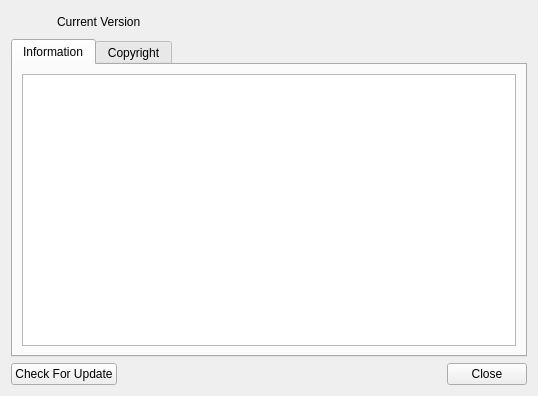
Above: CertMan/about_dlg.ui from jykim74/CertMan before the change. Below: the same form after it.
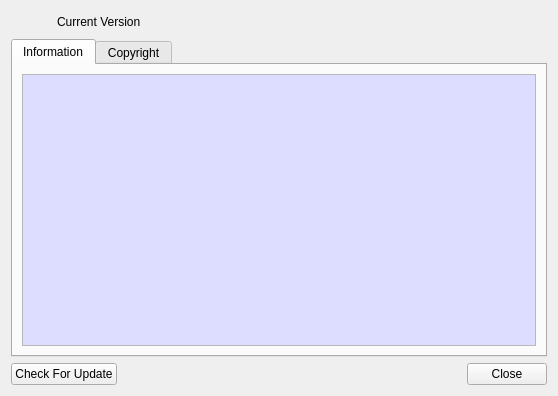
That is the form after the change. The open tabs and pages were chosen to show the change. Icons and pictures are not drawn.

Commit message: UI 개선

What changed in the file:
```diff
--- a/CertMan/about_dlg.ui
+++ b/CertMan/about_dlg.ui
@@ -6,7 +6,7 @@
    <rect>
     <x>0</x>
     <y>0</y>
-    <width>538</width>
+    <width>558</width>
     <height>396</height>
    </rect>
   </property>
@@ -72,7 +72,35 @@
       </attribute>
       <layout class="QVBoxLayout" name="verticalLayout">
        <item>
-        <widget class="QTextBrowser" name="mAboutText"/>
+        <widget class="QTextBrowser" name="mAboutText">
+         <property name="palette">
+          <palette>
+           <active>
+            <colorrole role="Base">
+             <brush brushstyle="SolidPattern">
+              <color alpha="255">
+               <red>221</red>
+               <green>221</green>
+               <blue>255</blue>
+              </color>
+             </brush>
+            </colorrole>
+           </active>
+           <inactive>
+            <colorrole role="Base">
+             <brush brushstyle="SolidPattern">
+              <color alpha="255">
+               <red>221</red>
+               <green>221</green>
+               <blue>255</blue>
+              </color>
+             </brush>
+            </colorrole>
+           </inactive>
+           <disabled/>
+          </palette>
+         </property>
+        </widget>
        </item>
       </layout>
      </widget>
```
Left out of the diff: 32 changed lines with no effect on the pictures.
